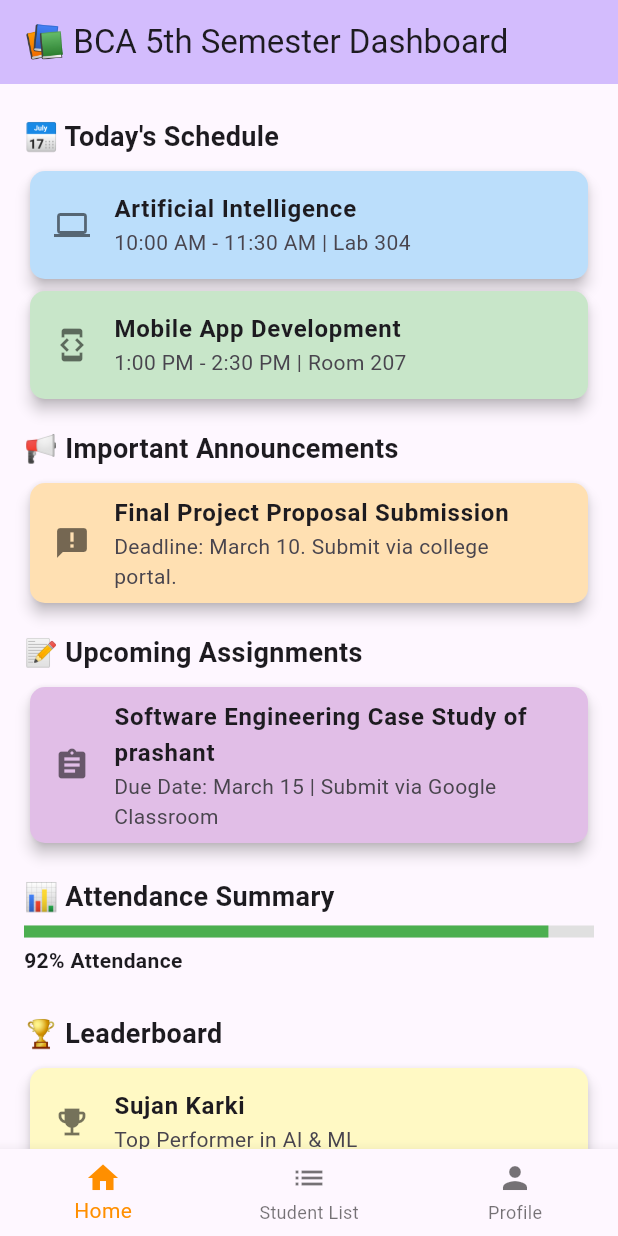
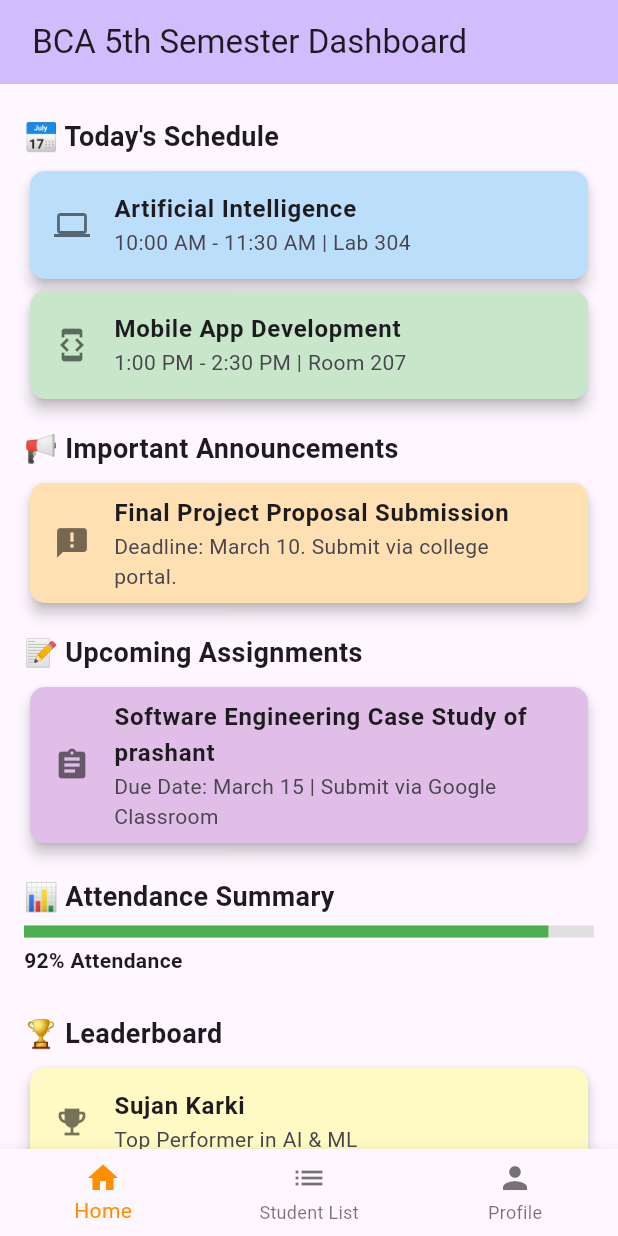
Before and after one commit to Ambikadulal/reliance_college_app, a Flutter app: the screen it shows after launch, on a phone screen of 412 x 824 dp. Run offline on Flutter 3.47's test engine with Material 3 defaults, Android fonts, the phone set to English and light mode, and no system bars; our stand-ins replace shared_preferences.

Commit message:
Merge branch 'main' of https://github.com/Ambikadulal/reliance_college_app

```diff
--- a/lib/pages/app/my_app.dart
+++ b/lib/pages/app/my_app.dart
@@ -11,7 +11,7 @@ class MyApp extends StatelessWidget {
       theme: ThemeData(
         colorScheme: ColorScheme.fromSeed(seedColor: Colors.deepPurple),
       ),
-      home: const MyHomePage(title: '📚 BCA 5th Semester Dashboard'),
+      home: const MyHomePage(title: ' BCA 5th Semester Dashboard'),
     );
   }
 }
```
